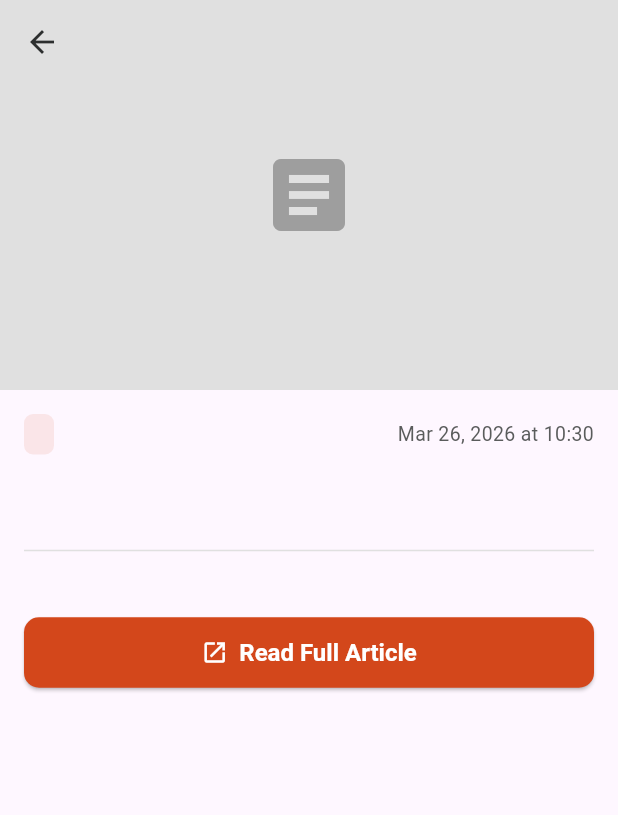
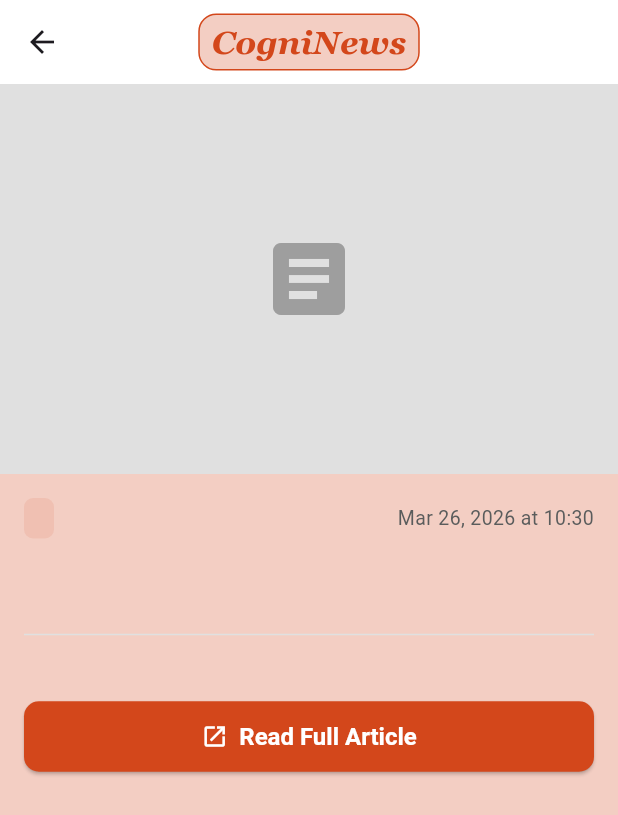
Before and after one commit to IzenAbbas/cogni_news, a Flutter app: the ArticleDetail screen opened directly with empty values, on a phone screen of 412 x 824 dp. Shown: the top 815 px of the screen. Run offline on Flutter 3.47's test engine with Material 3 defaults, Android fonts, the phone set to English and light mode, and no system bars; our stand-ins replace firebase_core; accounts and stored records are empty; network calls fail.

```diff
--- a/lib/article_detail.dart
+++ b/lib/article_detail.dart
@@ -22,8 +22,18 @@ class ArticleDetail extends StatelessWidget {
   String _formatDate(DateTime? dateTime) {
     if (dateTime == null) return '';
     final months = [
-      'Jan', 'Feb', 'Mar', 'Apr', 'May', 'Jun',
-      'Jul', 'Aug', 'Sep', 'Oct', 'Nov', 'Dec'
+      'Jan',
+      'Feb',
+      'Mar',
+      'Apr',
+      'May',
+      'Jun',
+      'Jul',
+      'Aug',
+      'Sep',
+      'Oct',
+      'Nov',
+      'Dec',
     ];
     return '${months[dateTime.month - 1]} ${dateTime.day}, ${dateTime.year} at ${dateTime.hour.toString().padLeft(2, '0')}:${dateTime.minute.toString().padLeft(2, '0')}';
   }
@@ -31,38 +41,57 @@ class ArticleDetail extends StatelessWidget {
   @override
   Widget build(BuildContext context) {
     return Scaffold(
-      body: CustomScrollView(
-        slivers: [
-          // Collapsing app bar with the article image
-          SliverAppBar(
-            expandedHeight: 260,
-            pinned: true,
+      backgroundColor: scaffoldBackground,
+      appBar: AppBar(
         backgroundColor: Colors.white,
-            foregroundColor: primaryText,
-            flexibleSpace: FlexibleSpaceBar(
-              background: article.urlToImage != null && article.urlToImage!.isNotEmpty
-                  ? Image.network(
+        centerTitle: true,
+        title: Container(
+          decoration: BoxDecoration(
+            border: BoxBorder.all(width: 1, color: primary),
+            borderRadius: BorderRadius.circular(12.0),
+            color: const Color.fromARGB(67, 211, 70, 27),
+          ),
+          child: Padding(
+            padding: const EdgeInsets.symmetric(horizontal: 8.0, vertical: 4),
+            child: Text(
+              'CogniNews',
+              style: TextStyle(
+                color: primary,
+                fontFamily: 'Georgia',
+                fontStyle: FontStyle.italic,
+                fontWeight: FontWeight.bold,
+              ),
+            ),
+          ),
+        ),
+      ),
+      body: ListView(
+        children: [
+          // Article image
+          if (article.urlToImage != null && article.urlToImage!.isNotEmpty)
+            Image.network(
               article.urlToImage!,
               fit: BoxFit.cover,
               errorBuilder: (context, error, stackTrace) => Container(
                 color: Colors.grey[300],
+                height: 260,
                 child: const Center(
                   child: Icon(Icons.broken_image, size: 64, color: Colors.grey),
                 ),
               ),
+              height: 260,
+              width: double.infinity,
             )
-                  : Container(
+          else
+            Container(
               color: Colors.grey[300],
+              height: 260,
+              width: double.infinity,
               child: Center(
                 child: Icon(Icons.article, size: 64, color: Colors.grey[500]),
               ),
             ),
-            ),
-          ),
-
-          // Article content
-          SliverToBoxAdapter(
-            child: Padding(
+          Padding(
             padding: const EdgeInsets.all(16),
             child: Column(
               crossAxisAlignment: CrossAxisAlignment.start,
@@ -71,7 +100,10 @@ class ArticleDetail extends StatelessWidget {
                 Row(
                   children: [
                     Container(
-                        padding: const EdgeInsets.symmetric(horizontal: 10, vertical: 4),
+                      padding: const EdgeInsets.symmetric(
+                        horizontal: 10,
+                        vertical: 4,
+                      ),
                       decoration: BoxDecoration(
                         color: primary.withValues(alpha: 0.1),
                         borderRadius: BorderRadius.circular(6),
@@ -138,7 +170,8 @@ class ArticleDetail extends StatelessWidget {
                 const SizedBox(height: 12),
 
                 // Description
-                  if (article.description != null && article.description!.isNotEmpty)
+                if (article.description != null &&
+                    article.description!.isNotEmpty)
                   Padding(
                     padding: const EdgeInsets.only(bottom: 16),
                     child: Text(
@@ -172,7 +205,10 @@ class ArticleDetail extends StatelessWidget {
                     onPressed: () async {
                       final uri = Uri.parse(article.url);
                       if (await canLaunchUrl(uri)) {
-                          await launchUrl(uri, mode: LaunchMode.externalApplication);
+                        await launchUrl(
+                          uri,
+                          mode: LaunchMode.externalApplication,
+                        );
                       }
                     },
                     icon: const Icon(Icons.open_in_new, size: 18),
@@ -195,7 +231,6 @@ class ArticleDetail extends StatelessWidget {
               ],
             ),
           ),
-          ),
         ],
       ),
     );
--- a/lib/colors.dart
+++ b/lib/colors.dart
@@ -2,6 +2,7 @@ import 'package:flutter/material.dart';
 
 final Color primary = const Color(0xFFD3471B);
 final Color secondary = const Color(0xFFC45252);
+const Color scaffoldBackground = Color.fromARGB(67, 211, 70, 27);
 
 final Color primaryText = const Color(0xFF2d2f2f);
 final Color secondaryText = const Color(0xff5a5c5c);
--- a/lib/main.dart
+++ b/lib/main.dart
@@ -6,12 +6,9 @@ import 'package:flutter/material.dart';
 import 'package:firebase_core/firebase_core.dart';
 import 'firebase_options.dart';
 
-
 void main() async {
   WidgetsFlutterBinding.ensureInitialized();
-  await Firebase.initializeApp(
-    options: DefaultFirebaseOptions.currentPlatform,
-  );
+  await Firebase.initializeApp(options: DefaultFirebaseOptions.currentPlatform);
   runApp(const MyApp());
 }
 
@@ -38,16 +35,27 @@ class _NavigationState extends State<Navigation> {
   @override
   Widget build(BuildContext context) {
     return Scaffold(
+      backgroundColor: scaffoldBackground,
       appBar: AppBar(
         backgroundColor: Colors.white,
         centerTitle: true,
-        title: Text(
+        title: Container(
+          decoration: BoxDecoration(
+            border: BoxBorder.all(width: 1, color: primary),
+            borderRadius: BorderRadius.circular(12.0),
+            color: const Color.fromARGB(67, 211, 70, 27),
+          ),
+          child: Padding(
+            padding: const EdgeInsets.symmetric(horizontal: 8.0, vertical: 4),
+            child: Text(
               'CogniNews',
               style: TextStyle(
                 color: primary,
                 fontFamily: 'Georgia',
                 fontStyle: FontStyle.italic,
                 fontWeight: FontWeight.bold,
+              ),
+            ),
           ),
         ),
       ),
@@ -65,7 +73,9 @@ class _NavigationState extends State<Navigation> {
         items: [
           BottomNavigationBarItem(icon: Icon(Icons.newspaper), label: 'News'),
           BottomNavigationBarItem(
-            icon: Icon(Icons.bookmark_outline),
+            icon: Icon(
+              _selectedIndex == 1 ? Icons.bookmark : Icons.bookmark_outline,
+            ),
             label: 'Saved News',
           ),
           BottomNavigationBarItem(icon: Icon(Icons.person), label: 'Profile'),
```
Lines whose indentation alone changed are shown as unchanged.
